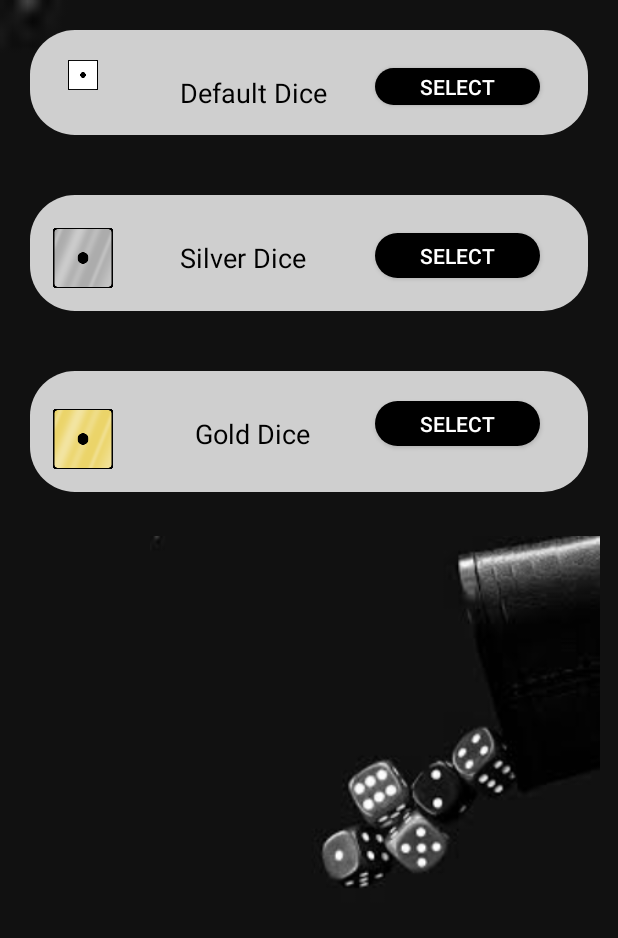
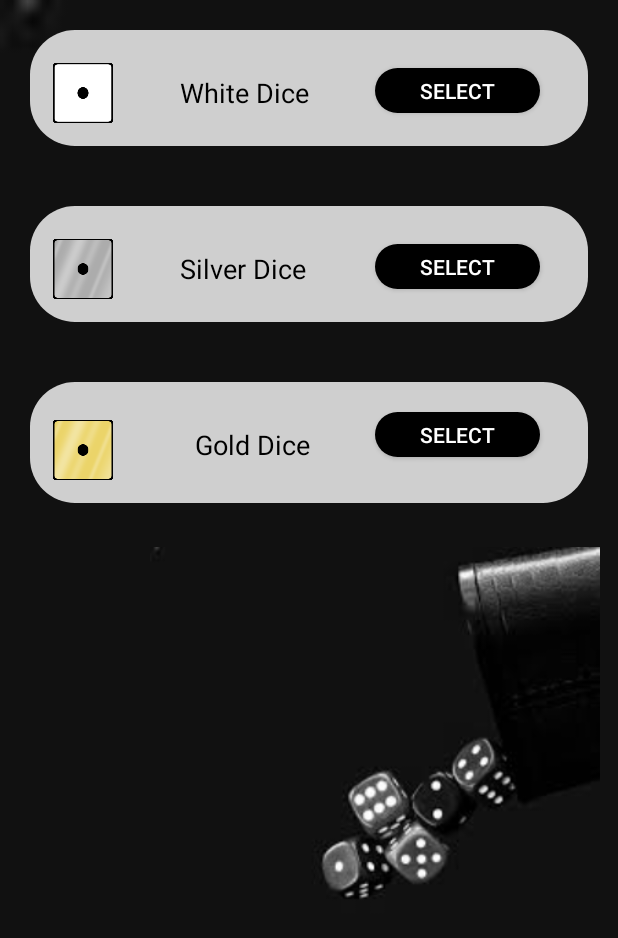
Before and after one commit to Demesaikiran/PigDice, an Android app: the skins screen opened directly, with no data from a screen before it, on a phone screen of 412 x 824 dp. Shown: the top 938 px of the screen. Run offline under Robolectric (Android 15) with nearby library versions, the phone set to English and light mode, and no system bars; Roboto replaces fonts that are not available here.

Commit message:
update skins

```diff
--- a/app/src/main/res/layout/activity_skins.xml
+++ b/app/src/main/res/layout/activity_skins.xml
@@ -10,29 +10,28 @@
 
     <RelativeLayout
         android:layout_width="match_parent"
-        android:layout_height="70dp"
+        android:layout_height="wrap_content"
         android:background="@drawable/bg"
         android:layout_margin="20sp"
         >
-
         <ImageView
 
             android:layout_width="40dp"
             android:layout_height="40dp"
             app:srcCompat="@drawable/white"
-            android:layout_marginTop="20sp"
-            android:layout_marginBottom="30sp"
             android:layout_marginStart="15sp"
+            android:layout_marginTop="22sp"
+            android:layout_marginBottom="15sp"
             android:contentDescription="@string/todo" />
 
         <TextView
-            android:layout_width="100dp"
+            android:layout_width="100sp"
             android:layout_height="wrap_content"
             android:layout_marginStart="100sp"
             android:layout_marginTop="29sp"
             android:layout_marginBottom="20sp"
             android:fontFamily="@font/antic"
-            android:text="@string/default_dice"
+            android:text="@string/white_dice"
             android:textColor="#000000"
             android:textSize="18sp" />
         <Button
@@ -41,12 +40,12 @@
             android:layout_height="30sp"
             android:text="@string/select"
             android:background="@drawable/bg"
+            android:textColor="#ffffff"
             android:backgroundTint="#000000"
-            android:textColor="#ffffff"
             android:layout_marginTop="25sp"
             android:layout_marginBottom="20sp"
             android:layout_marginStart="230sp"
-            android:layout_marginEnd="20sp"/>
+            android:layout_marginEnd="10sp"/>
 
     </RelativeLayout>
     <RelativeLayout
@@ -126,7 +125,8 @@
             android:text="@string/select"
             android:background="@drawable/bg"
             android:backgroundTint="#000000"
-            android:textColor="#ffffff" />
+            android:textColor="#ffffff"
+            android:layout_marginEnd="10sp"/>
 
     </RelativeLayout>
     <ImageView
--- a/app/src/main/res/values/strings.xml
+++ b/app/src/main/res/values/strings.xml
@@ -10,6 +10,7 @@
     <string name="default_dice">Default Dice</string>
     <string name="silver_dice">Silver Dice</string>
     <string name="gold_dice">Gold Dice</string>
+    <string name="white_dice">White Dice</string>
     <string name="roll">ROLL</string>
 
     <string name="turn_score">Turn Score</string>
```
